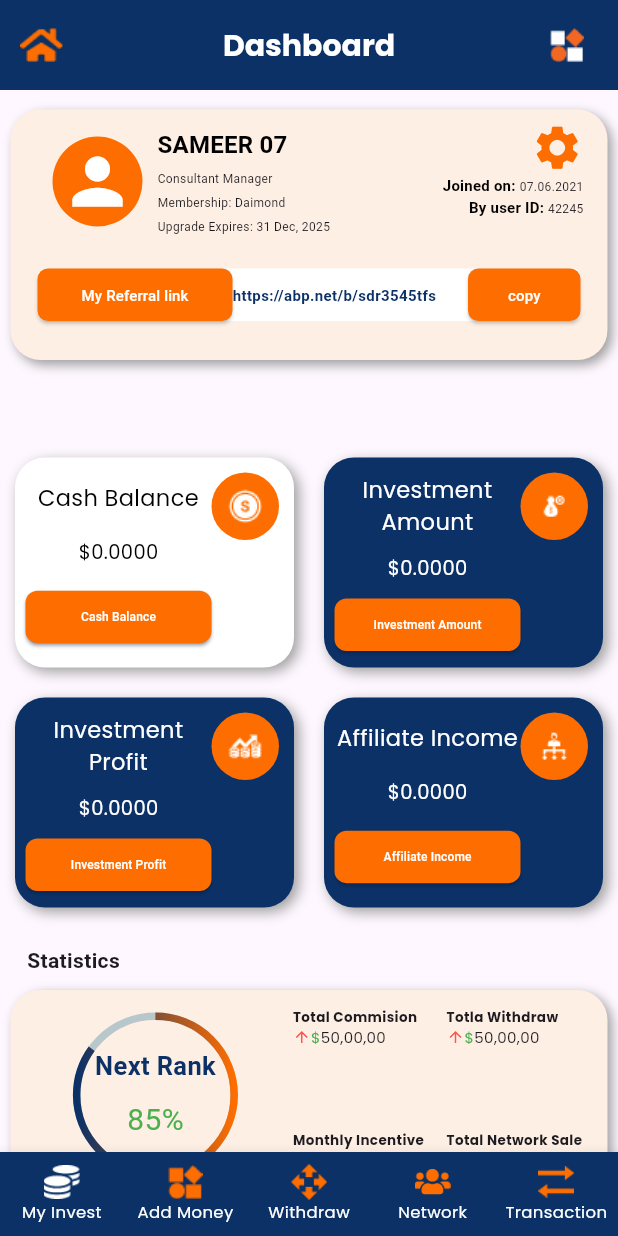
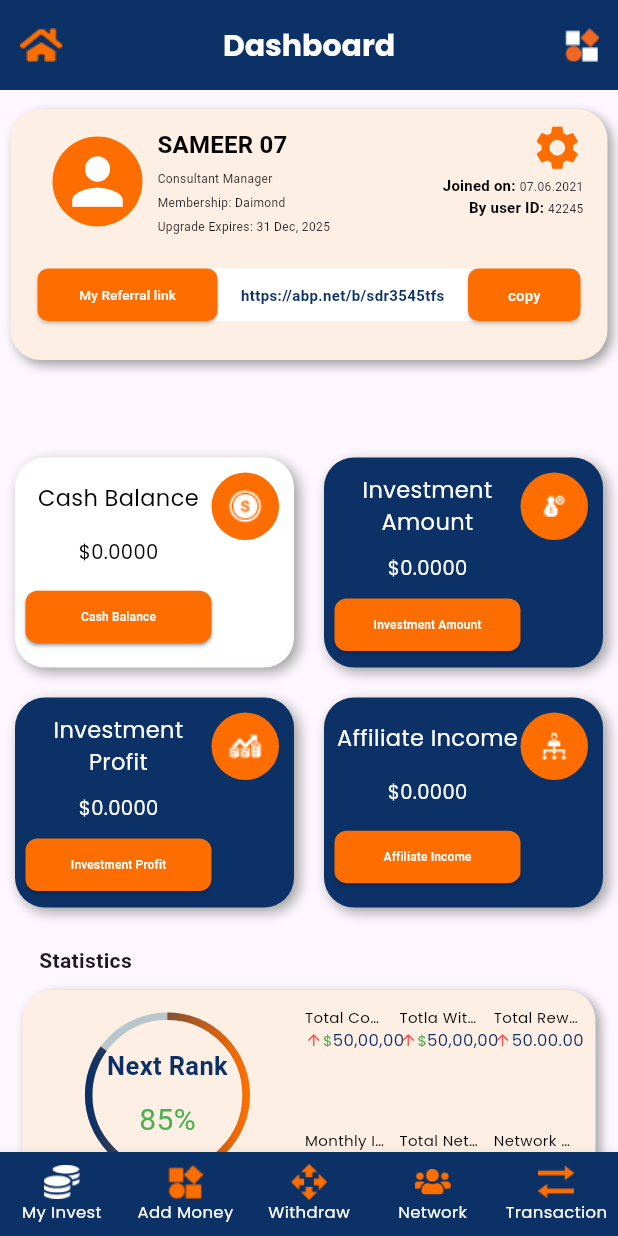
Before and after one commit to saad-elkabche/flutter_dashboard, a Flutter app: the screen it shows after launch, on a phone screen of 412 x 824 dp. Run offline on Flutter 3.47's test engine with Material 3 defaults, Android fonts, the phone set to English and light mode, and no system bars; drawn by our look-alikes of percent_indicator; our stand-ins replace fl_chart, flutter_screenutil, go_router, google_fonts, url_strategy; Roboto replaces fonts that are missing (Acme).

Commit message:
edit dashboard

```diff
--- /dev/null
+++ b/lib/presentation/ui/components/app_header.dart
@@ -0,0 +1,54 @@
+import 'package:ayoub_baali/core/constants/app_color.dart';
+import 'package:ayoub_baali/core/constants/app_images_icons.dart';
+import 'package:ayoub_baali/core/constants/enums.dart';
+import 'package:flutter/foundation.dart';
+import 'package:flutter/material.dart';
+import 'package:google_fonts/google_fonts.dart';
+
+
+class MyHeader extends StatelessWidget implements PreferredSizeWidget {
+
+  String name;
+  SecreenSize size;
+  Widget? leading;
+  List<Widget>? mobActions;
+
+  void Function()? onMenuClicked;
+
+
+  MyHeader({required this.name,this.leading,this.mobActions,required this.size,this.onMenuClicked});
+
+  @override
+  Widget build(BuildContext context) {
+    return AppBar(
+
+      backgroundColor:size==SecreenSize.large?Colors.transparent:AppColors.primaryColor,
+      title: Text('$name',style: GoogleFonts.poppins(fontSize: 20,fontWeight: FontWeight.bold,color: size==SecreenSize.large?Colors.black:Colors.white)),
+      centerTitle:size!=SecreenSize.large,
+      elevation: 0,
+      toolbarHeight: 80,
+      leading:size!=SecreenSize.large?leading:null,
+      actions:size!=SecreenSize.large
+
+
+          ?
+      mobActions
+          :
+      [Padding(
+        padding: const EdgeInsets.only(right: 18.0),
+        child: Row(
+          children: [
+            const Icon(Icons.supervised_user_circle,color: AppColors.primaryColor,size: 38,),
+            const SizedBox(width: 10,),
+            Text('EBP User',style: Theme.of(context).textTheme.titleMedium!.copyWith(color: Colors.black,fontWeight: FontWeight.bold),)
+          ],
+        ),
+      ),]
+
+    );
+  }
+
+  @override
+  // TODO: implement preferredSize
+  Size get preferredSize => const Size.fromHeight(60);
+}
--- a/lib/presentation/ui/secreens/dashboard/components/refferel_link.dart
+++ b/lib/presentation/ui/secreens/dashboard/components/refferel_link.dart
@@ -16,7 +16,7 @@ class ReferrelLink extends StatelessWidget {
 
   @override
   Widget build(BuildContext context) {
-    return size==SecreenSize.small || size==SecreenSize.medium
+    return size==SecreenSize.small
 
 
         ?Center(
@@ -34,8 +34,11 @@ class ReferrelLink extends StatelessWidget {
             child: Row(
               mainAxisAlignment: MainAxisAlignment.spaceBetween,
               children: [
-                MySimpleBotton(name: 'My Referral link',height: 35,width: 130,fontSize: 10,onclick: (){},),
-                const Expanded(child: Text('https://abp.net/b/sdr3545tfs',overflow: TextOverflow.ellipsis,style: TextStyle(color: AppColors.primaryColor,fontSize: 10,fontWeight: FontWeight.bold),)),
+                MySimpleBotton(name: 'My Referral link',height: 35
+                  ,width: 120,
+                  fontSize: 9,
+                  onclick: (){},),
+                const Expanded(child: Text('https://abp.net/b/sdr3545tfs',textAlign: TextAlign.center,overflow: TextOverflow.ellipsis,style: TextStyle(color: AppColors.primaryColor,fontSize: 10,fontWeight: FontWeight.bold),)),
                 MySimpleBotton(name: 'copy',height: 35,width: 75,fontSize: 10,onclick: (){},),
               ],
             ),
--- a/lib/presentation/ui/secreens/dashboard/components/statistics_chart.dart
+++ b/lib/presentation/ui/secreens/dashboard/components/statistics_chart.dart
@@ -43,8 +43,8 @@ class StatisticsChart extends StatelessWidget {
                           child: Row(
                             mainAxisAlignment: MainAxisAlignment.center,
                             children: [
-                              _singleProfit('Total Rewards', '50.00.00', true, false,false),
-                              _singleProfit('Network Member', '50.00.00', false, false,true),
+                              Expanded(child: _singleProfit('Total Rewards', '50.00.00', true, false,false)),
+                              Expanded(child: _singleProfit('Network Member', '50.00.00', false, false,true)),
                             ],
                           ),
                         )
@@ -56,7 +56,7 @@ class StatisticsChart extends StatelessWidget {
                     child: Column(
                       crossAxisAlignment: CrossAxisAlignment.center,
                       children: [
-                        Expanded(child: _singleProfit('Totla Withdraw', '50,00,00', true, true, false)),
+                        Expanded(child: _singleProfit('Total Withdraw', '50,00,00', true, true, false)),
                         Expanded(child: _singleProfit('Total Commision', '50,00,00', true, true, false)),
                         Expanded(child: _singleProfit('Monthly Incentive', '50,00,00', true, true, false)),
                         Expanded(child: _singleProfit('Total Network Sale', '50,00,00', false, true, true)),
@@ -78,6 +78,7 @@ class StatisticsChart extends StatelessWidget {
                     child: Row(
                       children: [
                         Expanded(
+                          child: Center(
                             child: Column(
                               children: [
                                 Expanded(child: _singleProfit('Total Commision', '50,00,00', true, true, false)),
@@ -85,7 +86,9 @@ class StatisticsChart extends StatelessWidget {
                               ],
                             ),
                           ),
+                        ),
                         Expanded(
+                            child: Center(
                               child: Column(
                                 children: [
                                   Expanded(child: _singleProfit('Totla Withdraw', '50,00,00', true, true, false)),
@@ -93,14 +96,17 @@ class StatisticsChart extends StatelessWidget {
                                 ],
                               ),
                             ),
-                        /*Expanded(
+                        ),
+                        Expanded(
+                            child: Center(
                               child: Column(
                                 children: [
                                   Expanded(child: _singleProfit('Total Rewards', '50.00.00', true, false,false)),
                                   Expanded(child: _singleProfit('Network Member', '50.00.00', false, false,true)),
                                 ],
                               ),
-                        ),*/
+                            ),
+                        ),
                       ],
                     )
                 )
@@ -148,7 +154,10 @@ class StatisticsChart extends StatelessWidget {
       child: Column(
         crossAxisAlignment: CrossAxisAlignment.start,
         children: [
-          Text('$name',style: GoogleFonts.poppins(fontSize: 9,fontWeight: FontWeight.bold),overflow: TextOverflow.ellipsis,),
+          Text('$name',style: GoogleFonts.poppins(color: Colors.black,fontSize: size==SecreenSize.small
+              ?10
+              :13,
+              fontWeight: FontWeight.w400),overflow: TextOverflow.ellipsis,),
           Row(
             children: [
               Icon(
@@ -160,7 +169,7 @@ class StatisticsChart extends StatelessWidget {
               if(isDollar)
               Text(r'$',style:GoogleFonts.poppins(color: Colors.green,fontSize: 10),),
 
-              Text(number,style:GoogleFonts.poppins(fontSize: 10),)
+              Text(number,style:GoogleFonts.poppins(fontSize: 11,color: AppColors.primaryColor),)
 
             ],
           )
--- a/lib/presentation/ui/secreens/dashboard/dashboard_secreen.dart
+++ b/lib/presentation/ui/secreens/dashboard/dashboard_secreen.dart
@@ -3,6 +3,7 @@
 import 'package:ayoub_baali/core/constants/app_color.dart';
 import 'package:ayoub_baali/core/constants/app_images_icons.dart';
 import 'package:ayoub_baali/core/constants/enums.dart';
+import 'package:ayoub_baali/presentation/ui/components/app_header.dart';
 import 'package:ayoub_baali/presentation/ui/components/components.dart';
 import 'package:ayoub_baali/presentation/ui/secreens/dashboard/components/actions.dart';
 import 'package:ayoub_baali/presentation/ui/secreens/dashboard/components/earning_chart.dart';
@@ -31,7 +32,18 @@ class DashboardSecreen extends StatelessWidget {
     size=TemplateState.sizeOf(context);
     width=TemplateState.widthOf(context);
 
-    return ListView(
+    return Scaffold(
+      appBar: MyHeader(size: size,
+          name: 'Dashboard',
+          leading:const ImageIcon(AssetImage(AppImages.ic_home,)
+            ,color: AppColors.secondaryColor,) ,
+        mobActions: [
+          IconButton(onPressed:(){
+            TemplateState.scaffoldStateOf(context).currentState!.openDrawer();
+          } , icon: Image.asset(AppImages.ic_dashboard_mob))
+        ],
+      ),
+      body:  ListView(
         children: [
 
           SizedBox(height: 13,),
@@ -60,6 +72,7 @@ class DashboardSecreen extends StatelessWidget {
 
 
         ],
+      ),
     );
 
 
@@ -68,7 +81,7 @@ class DashboardSecreen extends StatelessWidget {
 
 
   Widget _getProfInfo(){
-    if(size==SecreenSize.large) {
+    if(size==SecreenSize.large || size==SecreenSize.medium) {
       return Row(
         children: [
           Expanded(
@@ -142,17 +155,20 @@ class DashboardSecreen extends StatelessWidget {
     if(size==SecreenSize.large){
       return Row(
         children: [
-          Expanded(flex:2,child: StatisticsChart(height: 250,size: size,)),
-          Expanded(flex: 3,child: EarningChart(height: 250))
+          Expanded(flex:2,child: StatisticsChart(height: 350,size: size,)),
+          Expanded(flex: 3,child: EarningChart(height: 350,size: size,))
         ],
       );
     }
-    return Column(
+    return Padding(
+      padding: const EdgeInsets.symmetric(horizontal: 8.0),
+      child: Column(
         children: [
           StatisticsChart(height: 180,size: size,),
-        SizedBox(height: 15,),
-        EarningChart(height: 250)
+          const SizedBox(height: 15,),
+          EarningChart(height: 280,size: size,)
         ],
+      ),
     );
   }
 
--- a/lib/presentation/ui/secreens/template/template.dart
+++ b/lib/presentation/ui/secreens/template/template.dart
@@ -50,6 +50,7 @@ class _TemplateState extends State<Template> {
       height: height,
       width: width,
       size: size,
+      sacaffoldState: scaffoldState,
       child: SafeArea(
           child: size==SecreenSize.large
               ?Row(
@@ -66,11 +67,9 @@ class _TemplateState extends State<Template> {
   Widget _content(){
     return Scaffold(
       key: scaffoldState,
-      appBar: MyHeader(size: size,name:nameRoute,onMenuClicked: _onMenuClicked),
+      //appBar: MyHeader(size: size,name:nameRoute,onMenuClicked: _onMenuClicked),
       drawer:size!=SecreenSize.large?_menu():null ,
-      body:Center(
-        child: widget.child,
-      ),
+      body: widget.child,
       bottomNavigationBar: size!=SecreenSize.large?BottomNavigationBar(
           backgroundColor: AppColors.primaryColor,
 
--- a/lib/presentation/ui/secreens/template/template_state.dart
+++ b/lib/presentation/ui/secreens/template/template_state.dart
@@ -7,9 +7,10 @@ class TemplateState extends InheritedWidget{
   final SecreenSize size;
   double width;
   double height;
+  GlobalKey<ScaffoldState> sacaffoldState;
 
 
-  TemplateState({required super.child,required this.size,required this.height,required this.width});
+  TemplateState({required super.child,required this.sacaffoldState,required this.size,required this.height,required this.width});
 
 
 
@@ -21,6 +22,9 @@ class TemplateState extends InheritedWidget{
   static double widthOf(BuildContext context)=> context.dependOnInheritedWidgetOfExactType<TemplateState>()!.width;
 
 
+  static GlobalKey<ScaffoldState> scaffoldStateOf(BuildContext context)
+  =>context.dependOnInheritedWidgetOfExactType<TemplateState>()!.sacaffoldState;
+
 
   @override
   bool updateShouldNotify(covariant TemplateState oldWidget) {
--- a/lib/routes.dart
+++ b/lib/routes.dart
@@ -23,6 +23,7 @@ class Routes{
   static const String logout='/logout';
 
   static GoRouter router=GoRouter(
+
     initialLocation:dashboard,
       routes: [
         ShellRoute(
```
Also changed, not shown: lib/presentation/ui/secreens/dashboard/components/earning_chart.dart (+111 -63 lines), 1 other file. Lines whose indentation alone changed are shown as unchanged.
